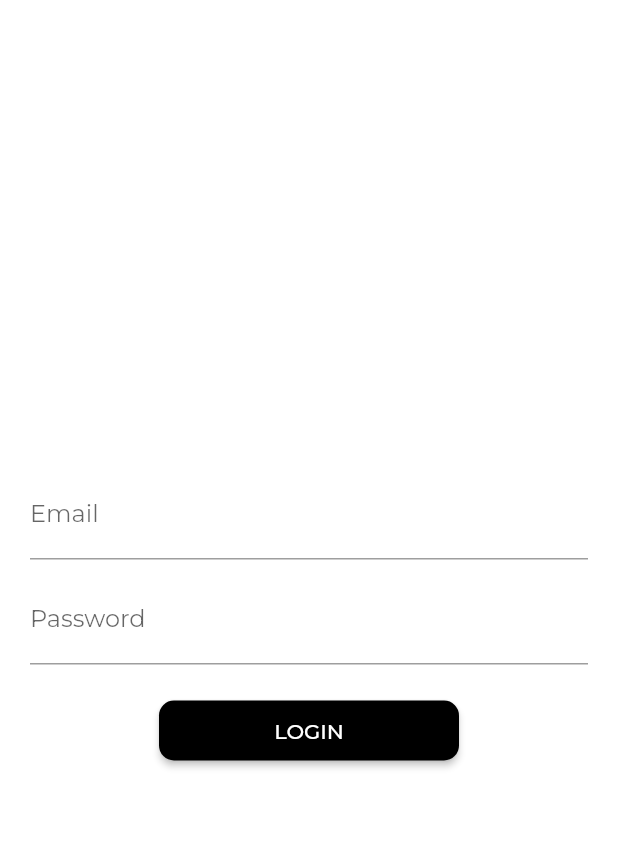
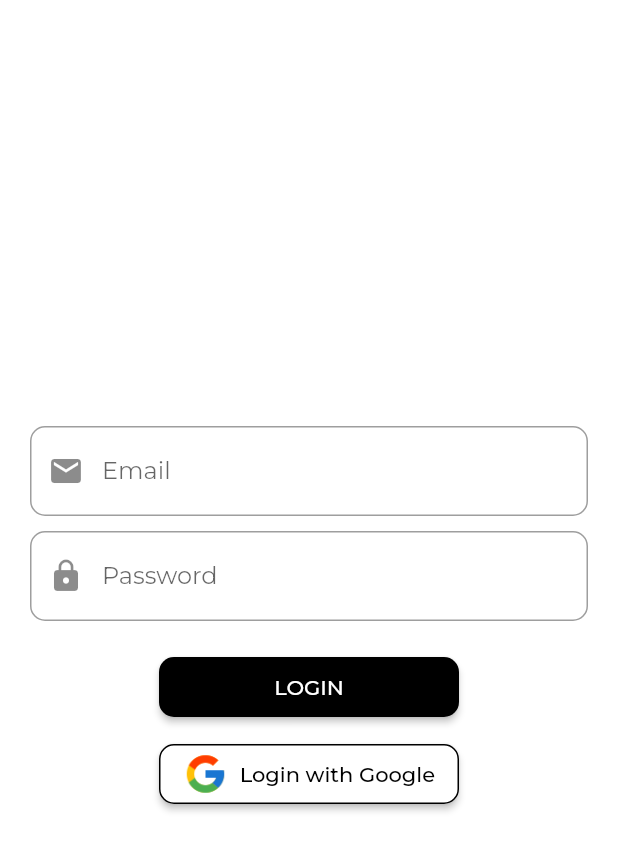
Before and after one commit to AhmedThomas/flutter-ecommerce-app, a Flutter app: the screen it shows after launch, item 3 of the bottom bar chosen, after a tap on "LOGIN", on a phone screen of 412 x 824 dp. Shown: the top 851 px of the screen. Run offline on Flutter 3.47's test engine with Material 2 defaults, Android fonts, the phone set to English and light mode, and no system bars; our stand-ins replace bloc, carousel_slider, cloud_firestore, equatable, firebase_auth, firebase_core and 5 more; missing offline and left inert: pay; accounts and stored records are empty.

Commit message:
login & sign up methods

```diff
--- a/lib/src/config/theme/app_theme.dart
+++ b/lib/src/config/theme/app_theme.dart
@@ -4,6 +4,7 @@ import '../config.dart';
 
 ThemeData getApplicationTheme() {
   return ThemeData(
+    colorScheme: ColorScheme.fromSwatch().copyWith(primary: AppColors.primary),
     scaffoldBackgroundColor: AppColors.secondary,
     fontFamily: 'Montserrat',
 
--- a/lib/src/modules/auth/repositories/auth/base_auth_repository.dart
+++ b/lib/src/modules/auth/repositories/auth/base_auth_repository.dart
@@ -15,5 +15,7 @@ abstract class BaseAuthRepository {
     required String password,
   });
 
+  Future<void> loginWithGoogle();
+
   Future<void> signOut();
 }
--- a/lib/src/modules/auth/screens/login_screen.dart
+++ b/lib/src/modules/auth/screens/login_screen.dart
@@ -1,4 +1,5 @@
 import 'package:flutter/material.dart';
+import 'package:flutter_bloc/flutter_bloc.dart';
 
 import '../../../config/config.dart';
 import '../../export_modules.dart';
@@ -21,9 +22,9 @@ class LoginScreen extends StatelessWidget {
         child: Column(
           mainAxisAlignment: MainAxisAlignment.center,
           children: [
-            const EmailInput(),
+            _EmailInput(),
             const SizedBox(height: 10),
-            const PasswordInput(),
+            _PasswordInput(),
             const SizedBox(height: 20),
             ElevatedButton(
               style: ElevatedButton.styleFrom(
@@ -32,12 +33,67 @@ class LoginScreen extends StatelessWidget {
                     borderRadius: BorderRadius.circular(10)),
                 fixedSize: const Size(200, 40),
               ),
-              onPressed: () {},
+              onPressed: () {
+                context.read<LoginCubit>().logInWithCredentials();
+              },
               child: const Text('LOGIN'),
             ),
+            const SizedBox(height: 10),
+            GoogleLoginButton(),
           ],
         ),
       ),
     );
   }
 }
+
+class _EmailInput extends StatelessWidget {
+  @override
+  Widget build(BuildContext context) {
+    return BlocBuilder<LoginCubit, LoginState>(
+      builder: (context, state) {
+        return TextField(
+          onChanged: (email) {
+            context.read<LoginCubit>().emailChanged(email);
+          },
+          keyboardType: TextInputType.emailAddress,
+          decoration: InputDecoration(
+            labelText: 'Email',
+            prefixIcon: const Icon(Icons.email),
+            border: OutlineInputBorder(
+                borderRadius: BorderRadius.circular(10),
+                borderSide: BorderSide(color: AppColors.grey)),
+            errorBorder: OutlineInputBorder(
+                borderSide: BorderSide(color: AppColors.error)),
+          ),
+        );
+      },
+    );
+  }
+}
+
+class _PasswordInput extends StatelessWidget {
+  @override
+  Widget build(BuildContext context) {
+    return BlocBuilder<LoginCubit, LoginState>(
+      builder: (context, state) {
+        return TextField(
+          onChanged: (password) {
+            context.read<LoginCubit>().passwordChanged(password);
+          },
+          keyboardType: TextInputType.visiblePassword,
+          decoration: InputDecoration(
+            labelText: 'Password',
+            prefixIcon: const Icon(Icons.lock),
+            border: OutlineInputBorder(
+                borderRadius: BorderRadius.circular(10),
+                borderSide: BorderSide(color: AppColors.grey)),
+            errorBorder: OutlineInputBorder(
+                borderSide: BorderSide(color: AppColors.error)),
+          ),
+          obscureText: true,
+        );
+      },
+    );
+  }
+}
--- a/lib/src/modules/auth/widgets/auth_widgets.dart
+++ b/lib/src/modules/auth/widgets/auth_widgets.dart
@@ -1,2 +1,2 @@
-export 'login_form.dart';
 export 'register_form.dart';
+export 'login_with_google_but.dart';
--- a/lib/src/modules/auth/widgets/login_form.dart
+++ /dev/null
@@ -1,26 +0,0 @@
-import 'package:flutter/material.dart';
-
-class EmailInput extends StatelessWidget {
-  const EmailInput({super.key});
-
-  @override
-  Widget build(BuildContext context) {
-    return TextField(
-      onChanged: (email) {},
-      decoration: const InputDecoration(labelText: 'Email'),
-    );
-  }
-}
-
-class PasswordInput extends StatelessWidget {
-  const PasswordInput({super.key});
-
-  @override
-  Widget build(BuildContext context) {
-    return TextField(
-      onChanged: (password) {},
-      decoration: const InputDecoration(labelText: 'Password'),
-      obscureText: true,
-    );
-  }
-}
--- /dev/null
+++ b/lib/src/modules/auth/widgets/login_with_google_but.dart
@@ -0,0 +1,42 @@
+import 'package:flutter/material.dart';
+import 'package:flutter_bloc/flutter_bloc.dart';
+
+import '../../../config/config.dart';
+import '../../export_modules.dart';
+
+class GoogleLoginButton extends StatelessWidget {
+  const GoogleLoginButton({super.key});
+
+  @override
+  Widget build(BuildContext context) {
+    return BlocBuilder<LoginCubit, LoginState>(
+      builder: (context, state) {
+        return ElevatedButton(
+          style: ElevatedButton.styleFrom(
+              backgroundColor: AppColors.secondary,
+              shape: RoundedRectangleBorder(
+                  borderRadius: BorderRadius.circular(10)),
+              fixedSize: const Size(200, 40),
+              side: BorderSide(color: AppColors.primary)),
+          onPressed: () {
+            context.read<LoginCubit>().logInWithGoogle();
+          },
+          child: Row(
+            mainAxisAlignment: MainAxisAlignment.spaceBetween,
+            children: [
+              Image.asset(
+                'assets/images/google.png',
+                width: 30,
+              ),
+              const SizedBox(width: 5),
+              Text(
+                'Login with Google',
+                style: TextStyle(color: AppColors.primary),
+              ),
+            ],
+          ),
+        );
+      },
+    );
+  }
+}
--- a/lib/src/modules/cart/blocs/cart_bloc.dart
+++ b/lib/src/modules/cart/blocs/cart_bloc.dart
@@ -23,7 +23,7 @@ class CartBloc extends Bloc<CartEvent, CartState> {
     try {
       Box box = await _localStorageRepository.openCartBox();
       List<Product> products = _localStorageRepository.getCart(box);
-      await Future<void>.delayed(const Duration(seconds: 1));
+      // await Future<void>.delayed(const Duration(seconds: 1));
       emit(CartLoaded(
         cart: Cart(products: products),
       ));
--- a/lib/src/modules/profile/screens/profile_screen.dart
+++ b/lib/src/modules/profile/screens/profile_screen.dart
@@ -31,13 +31,13 @@ class ProfileScreen extends StatelessWidget {
       appBar: const CustomAppBar(title: AppStrings.profileTitle),
       body: BlocBuilder<ProfileBloc, ProfileState>(
         builder: (context, state) {
-          if (state is ProductLoading) {
+          if (state is ProfileLoading) {
             return Center(
                 child: Platform.isIOS
                     ? CupertinoActivityIndicator(color: AppColors.primary)
                     : CircularProgressIndicator(color: AppColors.primary));
           }
-          if (state is ProductLoaded) {
+          if (state is ProfileLoaded) {
             return Center(
               child: ElevatedButton(
                 style: ElevatedButton.styleFrom(
--- a/pubspec.yaml
+++ b/pubspec.yaml
@@ -39,6 +39,7 @@ dependencies:
     sdk: flutter
   flutter_bloc: ^8.1.1
   flutter_svg: ^1.1.5
+  google_sign_in: ^5.4.2
   hive: ^2.2.3
   hive_flutter: ^1.1.0
   pay: ^1.0.11
```
Also changed, not shown: lib/src/modules/auth/cubits/login/login_cubit.dart (+9 -0 lines), lib/src/modules/auth/repositories/auth/auth_repository.dart (+27 -0 lines), lib/src/modules/auth/repositories/user/user_repository.dart (+12 -4 lines), lib/src/modules/auth/screens/register_screen.dart (+53 -12 lines), lib/src/modules/auth/widgets/register_form.dart (+19 -3 lines), assets/images/google.png (added), pubspec.lock, 3 other files.
